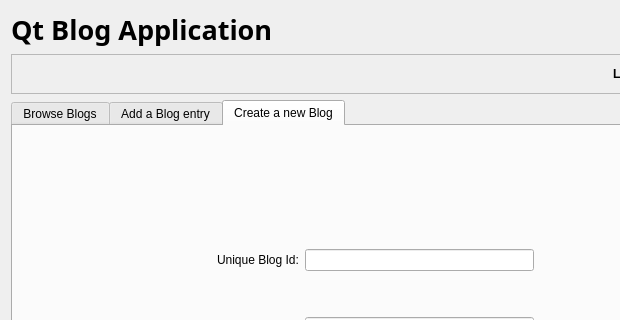
Kliszek/Qt-Blog-Application, file maindialog.ui: the form before one commit; both pictures show x 0 to 620 and y 0 to 320 of the 751 by 605 pixel window.
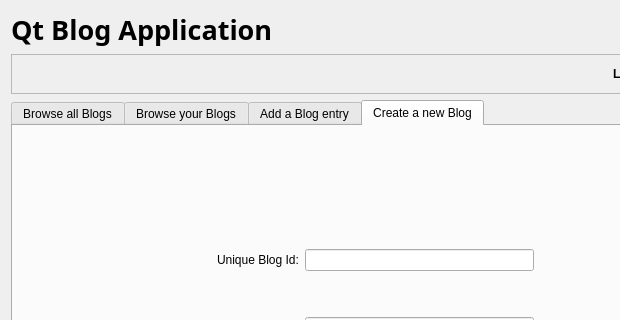
The form after the commit.

Commit message: Added blog list displaying

The edit to the form file:
```diff
--- a/maindialog.ui
+++ b/maindialog.ui
@@ -107,9 +107,14 @@
      <property name="currentIndex">
       <number>2</number>
      </property>
+     <widget class="QWidget" name="tab_3">
+      <attribute name="title">
+       <string>Browse all Blogs</string>
+      </attribute>
+     </widget>
      <widget class="QWidget" name="tab">
       <attribute name="title">
-       <string>Browse Blogs</string>
+       <string>Browse your Blogs</string>
       </attribute>
       <layout class="QFormLayout" name="formLayout">
        <item row="0" column="0">
```
Left out of the diff: 6 changed lines with no effect on the pictures. The commit also changes 2 other files.
